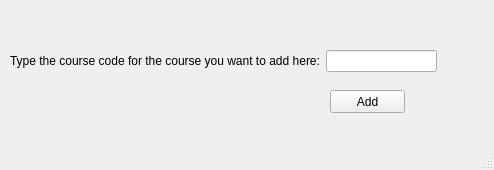
First picture: the form in 320projectGUI/addcoursewindow.ui, repository jesslelu/320GroupProject, before the edit.
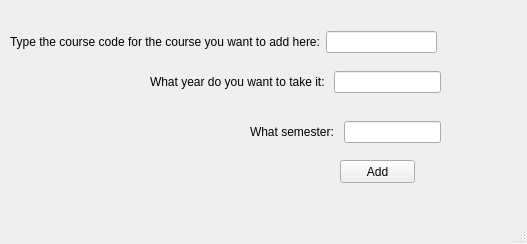
Second picture: the form after the edit.

Diff of the .ui file:
```diff
--- a/320projectGUI/addcoursewindow.ui
+++ b/320projectGUI/addcoursewindow.ui
@@ -6,8 +6,8 @@
    <rect>
     <x>0</x>
     <y>0</y>
-    <width>494</width>
-    <height>170</height>
+    <width>527</width>
+    <height>244</height>
    </rect>
   </property>
   <property name="windowTitle">
@@ -17,8 +17,8 @@
    <widget class="QPushButton" name="addBtn">
     <property name="geometry">
      <rect>
-      <x>330</x>
-      <y>90</y>
+      <x>340</x>
+      <y>160</y>
       <width>75</width>
       <height>23</height>
      </rect>
@@ -27,13 +27,13 @@
      <string>Add</string>
     </property>
    </widget>
-   <widget class="QWidget" name="">
+   <widget class="QWidget" name="layoutWidget">
     <property name="geometry">
      <rect>
       <x>10</x>
-      <y>50</y>
+      <y>30</y>
       <width>427</width>
-      <height>22</height>
+      <height>24</height>
      </rect>
     </property>
     <layout class="QHBoxLayout" name="horizontalLayout">
@@ -49,6 +49,50 @@
      </item>
     </layout>
    </widget>
+   <widget class="QWidget" name="">
+    <property name="geometry">
+     <rect>
+      <x>150</x>
+      <y>70</y>
+      <width>291</width>
+      <height>24</height>
+     </rect>
+    </property>
+    <layout class="QHBoxLayout" name="horizontalLayout_2">
+     <item>
+      <widget class="QLabel" name="label_2">
+       <property name="text">
+        <string>What year do you want to take it: </string>
+       </property>
+      </widget>
+     </item>
+     <item>
+      <widget class="QLineEdit" name="lineEdit"/>
+     </item>
+    </layout>
+   </widget>
+   <widget class="QWidget" name="">
+    <property name="geometry">
+     <rect>
+      <x>250</x>
+      <y>120</y>
+      <width>191</width>
+      <height>24</height>
+     </rect>
+    </property>
+    <layout class="QHBoxLayout" name="horizontalLayout_3">
+     <item>
+      <widget class="QLabel" name="label_3">
+       <property name="text">
+        <string>What semester: </string>
+       </property>
+      </widget>
+     </item>
+     <item>
+      <widget class="QLineEdit" name="lineEdit_2"/>
+     </item>
+    </layout>
+   </widget>
   </widget>
   <widget class="QMenuBar" name="menubar">
    <property name="geometry">
```
Left out of the diff: 4 changed lines with no effect on the pictures.
